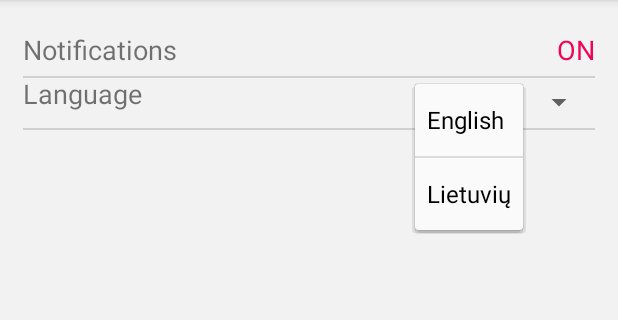
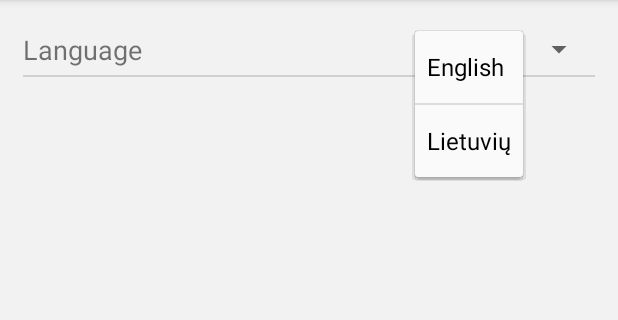
Before and after one commit to ernestaszdanys/mobile_apps_university, an Android app: the fragment SettingsFragment placed in its activity, after a tap on "English", on a phone screen of 412 x 824 dp, the part 84-404 px from its top. Run offline under Robolectric (Android 15) with nearby library versions, the phone set to English and light mode, and no system bars; 2 statements that could not run were skipped.

Commit message:
Removed notification button from settings

```diff
--- a/ToDoList/app/src/main/java/com/marius/ernestas/todolist/fragments/SettingsFragment.java
+++ b/ToDoList/app/src/main/java/com/marius/ernestas/todolist/fragments/SettingsFragment.java
@@ -21,11 +21,9 @@ import java.util.Locale;
 
 public class SettingsFragment extends Fragment {
 
-    private TextView notificationButtonTextView;
     private Spinner spinnerLanguages;
     private SharedPreferences sharedPreferences;
 
-    private String notifications = "notificationsKey";
     private String language = "languageKey";
 
     public SettingsFragment() {
@@ -34,13 +32,11 @@ public class SettingsFragment extends Fragment {
     public View onCreateView(LayoutInflater inflater, @Nullable ViewGroup container, @Nullable Bundle savedInstanceState) {
         View rootView = inflater.inflate(R.layout.fragment_settings, container, false);
 
-        notificationButtonTextView = (TextView) rootView.findViewById(R.id.textButtonNotifications);
         spinnerLanguages = (Spinner) rootView.findViewById(R.id.spinnerLanguages);
 
         sharedPreferences = getActivity().getSharedPreferences("Settings", Context.MODE_PRIVATE);
 
         handleSpinner();
-        handleNotificationButton();
 
         return rootView;
     }
@@ -88,41 +84,6 @@ public class SettingsFragment extends Fragment {
         });
     }
 
-    // FIXME: this is a ghetto way of doing a text button... I feel ashamed...
-    private void handleNotificationButton() {
-        if (sharedPreferences.getBoolean(notifications, true)) {
-            notificationButtonTextView.setText(getResources().getString(R.string.on));
-            notificationButtonTextView.setTextColor(getResources().getColor(R.color.textHighlight2));
-        } else {
-            notificationButtonTextView.setText(R.string.off);
-            notificationButtonTextView.setTextColor(getResources().getColor(R.color.textSimple));
-        }
-
-        notificationButtonClick();
-    }
-
-    private void notificationButtonClick() {
-        final SharedPreferences.Editor editor = sharedPreferences.edit();
-
-        notificationButtonTextView.setOnClickListener(new View.OnClickListener() {
-            @Override
-            public void onClick(View view) {
-                if (notificationButtonTextView.getText() == getResources().getString(R.string.off)) {
-                    notificationButtonTextView.setText(getResources().getString(R.string.on));
-                    notificationButtonTextView.setTextColor(getResources().getColor(R.color.textHighlight2));
-
-                    editor.putBoolean(notifications, true).apply();
-                } else {
-                    notificationButtonTextView.setText(getResources().getString(R.string.off));
-                    notificationButtonTextView.setTextColor(getResources().getColor(R.color.textSimple));
-
-                    editor.putBoolean(notifications, false).apply();
-
-                }
-            }
-        });
-    }
-
 }
 
 /*String languageToLoad = "lt";
--- a/ToDoList/app/src/main/res/layout/fragment_settings.xml
+++ b/ToDoList/app/src/main/res/layout/fragment_settings.xml
@@ -8,26 +8,21 @@
     <TextView
         android:layout_width="wrap_content"
         android:layout_height="wrap_content"
-        android:text="@string/notifications"
+        android:text="@string/language"
         android:textSize="@dimen/text_medium"
-        android:id="@+id/textViewNotifications"
+        android:id="@+id/textViewChangeLanguage"
         android:layout_marginBottom="@dimen/main_gap"
         android:layout_marginTop="@dimen/main_gap"
         android:layout_alignParentTop="true"
         android:layout_alignParentLeft="true"
-        android:layout_alignParentStart="true" />
+        android:layout_alignParentStart="true"/>
 
-    <TextView
+    <Spinner
         android:layout_width="wrap_content"
         android:layout_height="wrap_content"
-        android:text="@string/on"
-        android:textSize="@dimen/text_medium"
-        android:textColor="@color/textHighlight2"
-        android:id="@+id/textButtonNotifications"
-        android:clickable="true"
+        android:id="@+id/spinnerLanguages"
         android:layout_marginBottom="@dimen/main_gap"
         android:layout_marginTop="@dimen/main_gap"
-        android:layout_alignParentTop="true"
         android:layout_alignParentRight="true"
         android:layout_alignParentEnd="true" />
 
@@ -35,33 +30,5 @@
         android:layout_width="fill_parent"
         android:layout_height="1dp"
         android:background="@color/divider2"
-        android:layout_below="@+id/textButtonNotifications"/>
-
-    <Spinner
-        android:layout_width="wrap_content"
-        android:layout_height="wrap_content"
-        android:id="@+id/spinnerLanguages"
-        android:layout_below="@+id/textButtonNotifications"
-        android:layout_marginBottom="@dimen/main_gap"
-        android:layout_marginTop="@dimen/main_gap"
-        android:layout_alignParentRight="true"
-        android:layout_alignParentEnd="true" />
-
-    <TextView
-        android:layout_width="wrap_content"
-        android:layout_height="wrap_content"
-        android:text="@string/language"
-        android:textSize="@dimen/text_medium"
-        android:id="@+id/textViewChangeLanguage"
-        android:layout_marginBottom="@dimen/main_gap"
-        android:layout_marginTop="@dimen/main_gap"
-        android:layout_alignParentLeft="true"
-        android:layout_alignParentStart="true"
-        android:layout_alignBottom="@+id/spinnerLanguages"/>
-
-    <View
-        android:layout_width="fill_parent"
-        android:layout_height="1dp"
-        android:background="@color/divider2"
         android:layout_below="@+id/spinnerLanguages"/>
 </RelativeLayout>
```
